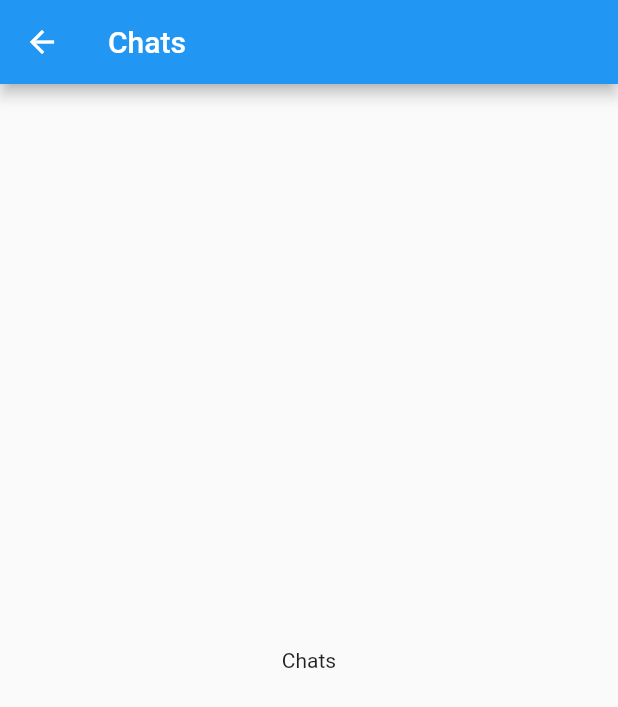
After one commit to Esoteric918/holbertonschool-twitter_clone, a Flutter app: the ChatsScreen screen opened directly, on a phone screen of 412 x 824 dp. The commit adds this screen. Shown: the top 707 px of the screen. Run offline on Flutter 3.47's test engine with Material 2 defaults, Android fonts, the phone set to English and light mode, and no system bars; our stand-ins replace google_fonts.

Commit message:
init files task 0 - 1

```diff
--- /dev/null
+++ b/twitter/lib/providers/app_state.dart
@@ -0,0 +1,20 @@
+import 'package:flutter/material.dart';
+
+class AppState extends ChangeNotifier {
+  bool _isBusy = false;
+  bool get isbusy => _isBusy;
+  set loading(bool value) {
+    _isBusy = value;
+    notifyListeners();
+  }
+
+  int _pageIndex = 0;
+  int get pageIndex {
+    return _pageIndex;
+  }
+
+  set setpageIndex(int index) {
+    _pageIndex = index;
+    notifyListeners();
+  }
+}
--- /dev/null
+++ b/twitter/lib/screens/chats_screen.dart
@@ -0,0 +1,22 @@
+import 'package:flutter/material.dart';
+
+class ChatsScreen extends StatefulWidget {
+  const ChatsScreen({Key? key}) : super(key: key);
+
+  @override
+  State<ChatsScreen> createState() => _ChatsScreenState();
+}
+
+class _ChatsScreenState extends State<ChatsScreen> {
+  @override
+  Widget build(BuildContext context) {
+    return Scaffold(
+      appBar: AppBar(
+        title: const Text('Chats'),
+      ),
+      body: const Center(
+        child: Text('Chats'),
+      ),
+    );
+  }
+}
--- a/twitter/pubspec.yaml
+++ b/twitter/pubspec.yaml
@@ -32,6 +32,7 @@ dependencies:
   flutter:
     sdk: flutter
   google_fonts: ^3.0.1
+  provider: ^6.0.4
 
   # The following adds the Cupertino Icons font to your application.
   # Use with the CupertinoIcons class for iOS style icons.
```
Also changed, not shown: twitter/lib/main.dart (+6 -2 lines), twitter/lib/screens/notifications_screen.dart (added, +22 -0 lines), twitter/lib/screens/search_screen.dart (added, +22 -0 lines), twitter/lib/widgets/bottom_bar_menu.dart (added), twitter/pubspec.lock.
